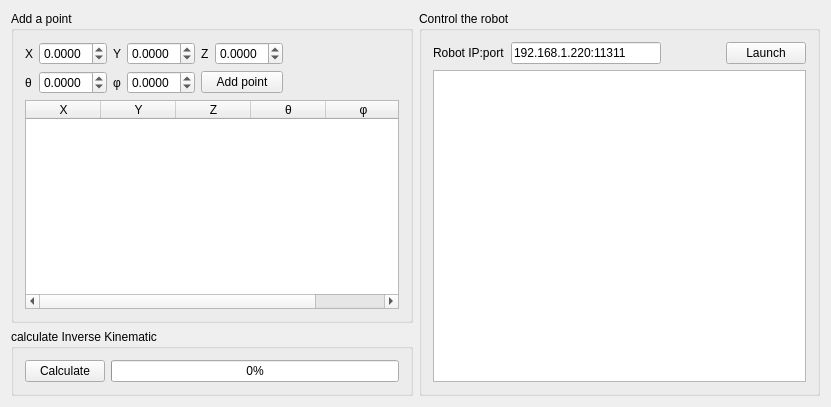
Above: mainwindow.ui from JulV94/object_displacer_gui before the change. Below: the same form after it.
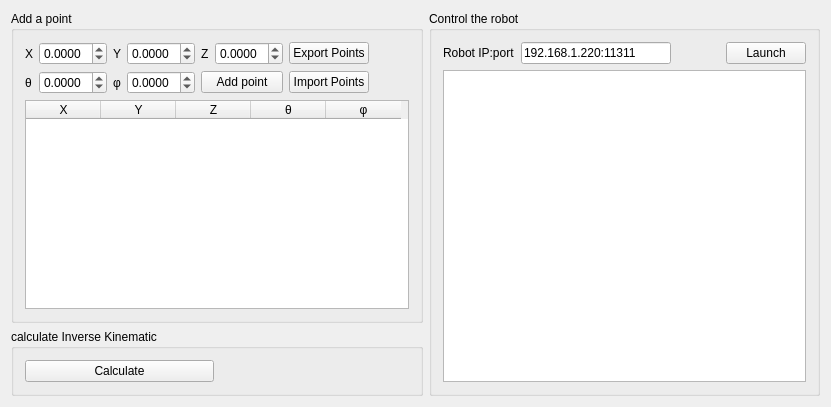
That is the form after the change.

Commit message: adding import and improve inverse kinematics

The edit to the form file:
```diff
--- a/mainwindow.ui
+++ b/mainwindow.ui
@@ -60,7 +60,7 @@
             </property>
            </widget>
           </item>
-          <item row="0" column="6">
+          <item row="0" column="7">
            <spacer name="horizontalSpacer_3">
             <property name="orientation">
              <enum>Qt::Horizontal</enum>
@@ -189,6 +189,20 @@
             </property>
            </widget>
           </item>
+          <item row="0" column="6">
+           <widget class="QPushButton" name="exportPointsButton">
+            <property name="text">
+             <string>Export Points</string>
+            </property>
+           </widget>
+          </item>
+          <item row="1" column="6">
+           <widget class="QPushButton" name="importPointsButton">
+            <property name="text">
+             <string>Import Points</string>
+            </property>
+           </widget>
+          </item>
          </layout>
         </item>
         <item>
@@ -246,9 +260,9 @@
          </widget>
         </item>
         <item>
-         <widget class="QProgressBar" name="invKinProgressBar">
-          <property name="value">
-           <number>0</number>
+         <widget class="QLabel" name="resultPathLabel">
+          <property name="text">
+           <string/>
           </property>
          </widget>
         </item>
```
Left out of the diff: 14 changed lines with no effect on the pictures. The commit also changes 4 other files.
